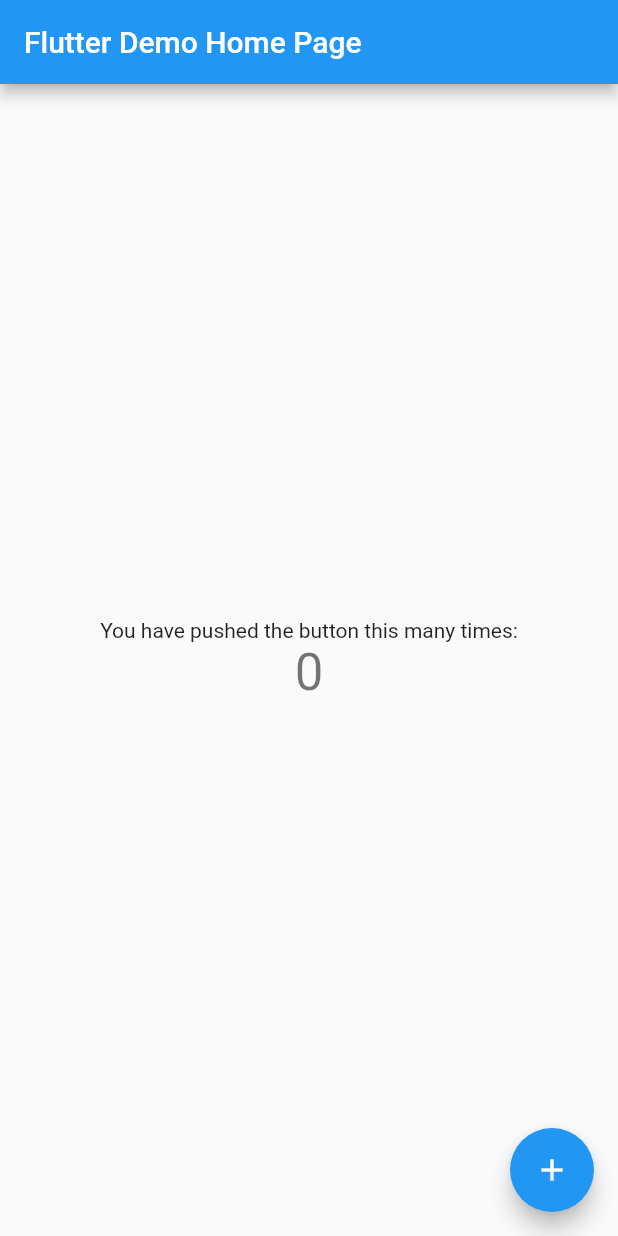
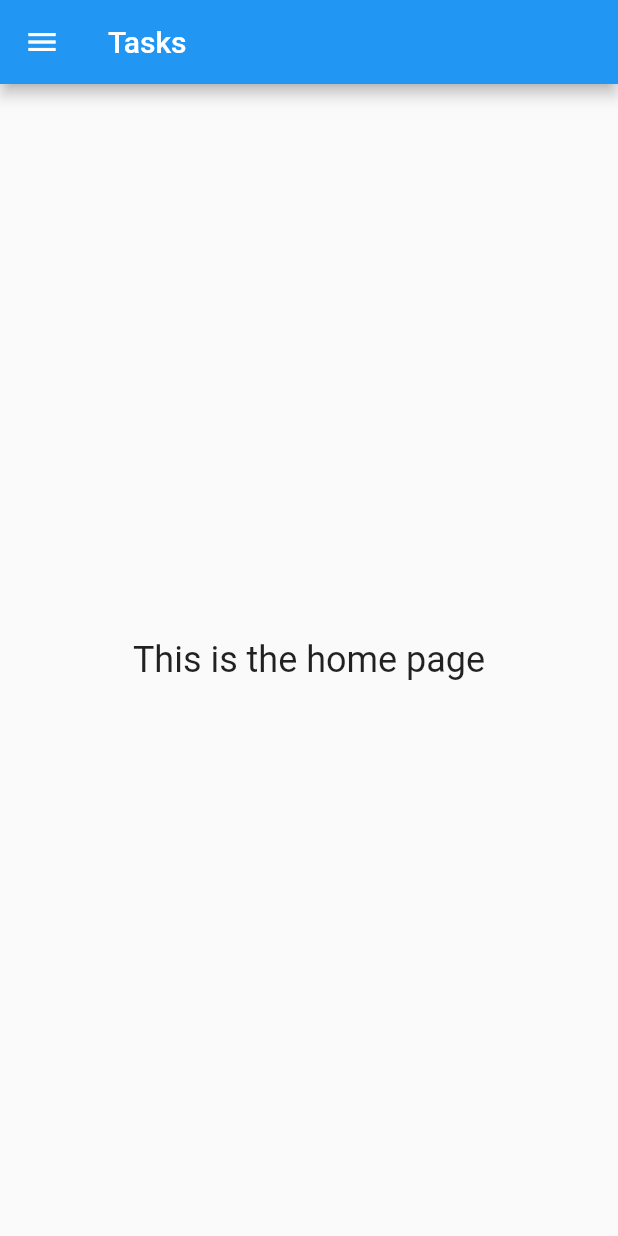
Before and after one commit to grzelkaadrian/to-do-flutter-app, a Flutter app: the screen it shows after launch, on a phone screen of 412 x 824 dp. Run offline on Flutter 3.47's test engine with Material 2 defaults, Android fonts, the phone set to English and light mode, and no system bars.

Commit message:
remove test file and default main.dart code, create app bar and drawer

```diff
--- a/lib/main.dart
+++ b/lib/main.dart
@@ -1,115 +1,64 @@
 import 'package:flutter/material.dart';
 
-void main() {
-  runApp(const MyApp());
-}
+void main() => runApp(const ToDoApp());
 
-class MyApp extends StatelessWidget {
-  const MyApp({super.key});
+class ToDoApp extends StatelessWidget {
+  const ToDoApp({super.key});
 
-  // This widget is the root of your application.
   @override
   Widget build(BuildContext context) {
-    return MaterialApp(
-      title: 'Flutter Demo',
-      theme: ThemeData(
-        // This is the theme of your application.
-        //
-        // Try running your application with "flutter run". You'll see the
-        // application has a blue toolbar. Then, without quitting the app, try
-        // changing the primarySwatch below to Colors.green and then invoke
-        // "hot reload" (press "r" in the console where you ran "flutter run",
-        // or simply save your changes to "hot reload" in a Flutter IDE).
-        // Notice that the counter didn't reset back to zero; the application
-        // is not restarted.
-        primarySwatch: Colors.blue,
-      ),
-      home: const MyHomePage(title: 'Flutter Demo Home Page'),
+    return const MaterialApp(
+      home: AppBarExample(),
     );
   }
 }
 
-class MyHomePage extends StatefulWidget {
-  const MyHomePage({super.key, required this.title});
-
-  // This widget is the home page of your application. It is stateful, meaning
-  // that it has a State object (defined below) that contains fields that affect
-  // how it looks.
-
-  // This class is the configuration for the state. It holds the values (in this
-  // case the title) provided by the parent (in this case the App widget) and
-  // used by the build method of the State. Fields in a Widget subclass are
-  // always marked "final".
-
-  final String title;
-
-  @override
-  State<MyHomePage> createState() => _MyHomePageState();
-}
-
-class _MyHomePageState extends State<MyHomePage> {
-  int _counter = 0;
-
-  void _incrementCounter() {
-    setState(() {
-      // This call to setState tells the Flutter framework that something has
-      // changed in this State, which causes it to rerun the build method below
-      // so that the display can reflect the updated values. If we changed
-      // _counter without calling setState(), then the build method would not be
-      // called again, and so nothing would appear to happen.
-      _counter++;
-    });
-  }
+class AppBarExample extends StatelessWidget {
+  const AppBarExample({super.key});
 
   @override
   Widget build(BuildContext context) {
-    // This method is rerun every time setState is called, for instance as done
-    // by the _incrementCounter method above.
-    //
-    // The Flutter framework has been optimized to make rerunning build methods
-    // fast, so that you can just rebuild anything that needs updating rather
-    // than having to individually change instances of widgets.
     return Scaffold(
       appBar: AppBar(
-        // Here we take the value from the MyHomePage object that was created by
-        // the App.build method, and use it to set our appbar title.
-        title: Text(widget.title),
+        title: const Text('Tasks'),
       ),
-      body: Center(
-        // Center is a layout widget. It takes a single child and positions it
-        // in the middle of the parent.
-        child: Column(
-          // Column is also a layout widget. It takes a list of children and
-          // arranges them vertically. By default, it sizes itself to fit its
-          // children horizontally, and tries to be as tall as its parent.
-          //
-          // Invoke "debug painting" (press "p" in the console, choose the
-          // "Toggle Debug Paint" action from the Flutter Inspector in Android
-          // Studio, or the "Toggle Debug Paint" command in Visual Studio Code)
-          // to see the wireframe for each widget.
-          //
-          // Column has various properties to control how it sizes itself and
-          // how it positions its children. Here we use mainAxisAlignment to
-          // center the children vertically; the main axis here is the vertical
-          // axis because Columns are vertical (the cross axis would be
-          // horizontal).
-          mainAxisAlignment: MainAxisAlignment.center,
-          children: <Widget>[
-            const Text(
-              'You have pushed the button this many times:',
+      body: const Center(
+        child: Text(
+          'This is the home page',
+          style: TextStyle(fontSize: 24),
+        ),
+      ),
+      drawer: Drawer(
+        // Add a ListView to the drawer. This ensures the user can scroll
+        // through the options in the drawer if there isn't enough vertical
+        // space to fit everything.
+        child: ListView(
+          // Important: Remove any padding from the ListView.
+          padding: EdgeInsets.zero,
+          children: [
+            const DrawerHeader(
+              decoration: BoxDecoration(
+                color: Colors.blue,
+              ),
+              child: Text(
+                'Tasks Menu',
+                style: TextStyle(fontSize: 30),
+                textAlign: TextAlign.center,
+              ),
             ),
-            Text(
-              '$_counter',
-              style: Theme.of(context).textTheme.headlineMedium,
+            ListTile(
+              leading: const Icon(Icons.add),
+              title: const Text("New list"),
+              onTap: () {
+                // Update the state of the app
+                // ...
+                // Then close the drawer
+                Navigator.pop(context);
+              },
             ),
           ],
         ),
       ),
-      floatingActionButton: FloatingActionButton(
-        onPressed: _incrementCounter,
-        tooltip: 'Increment',
-        child: const Icon(Icons.add),
-      ), // This trailing comma makes auto-formatting nicer for build methods.
     );
   }
 }
```
Also changed, not shown: 1 other file.
